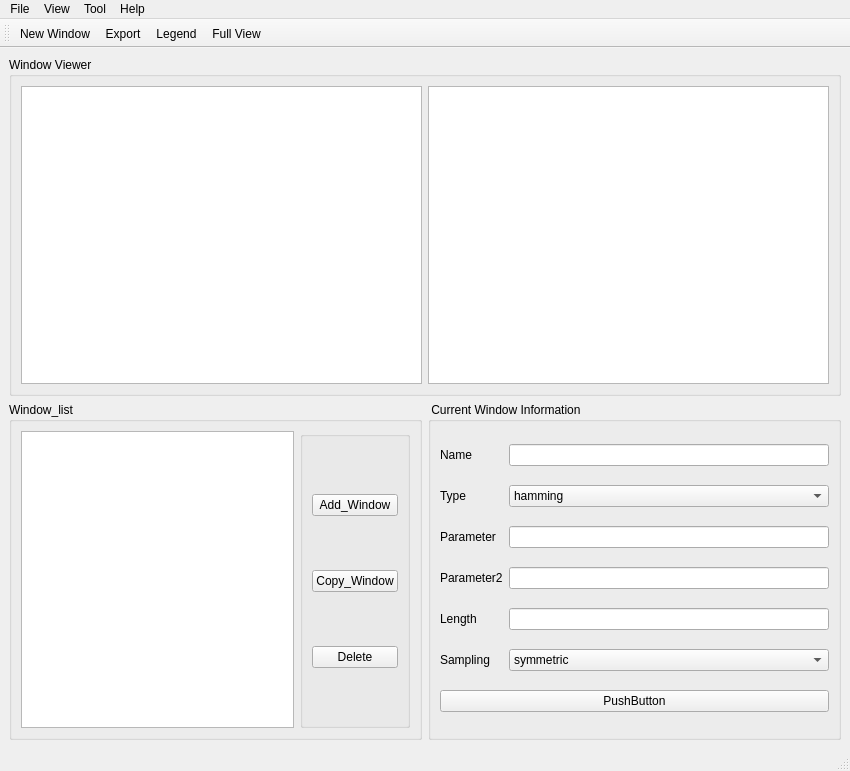
Above: Main_window.ui from GP-Lab/PyWindow before the change. Below: the same form after it.
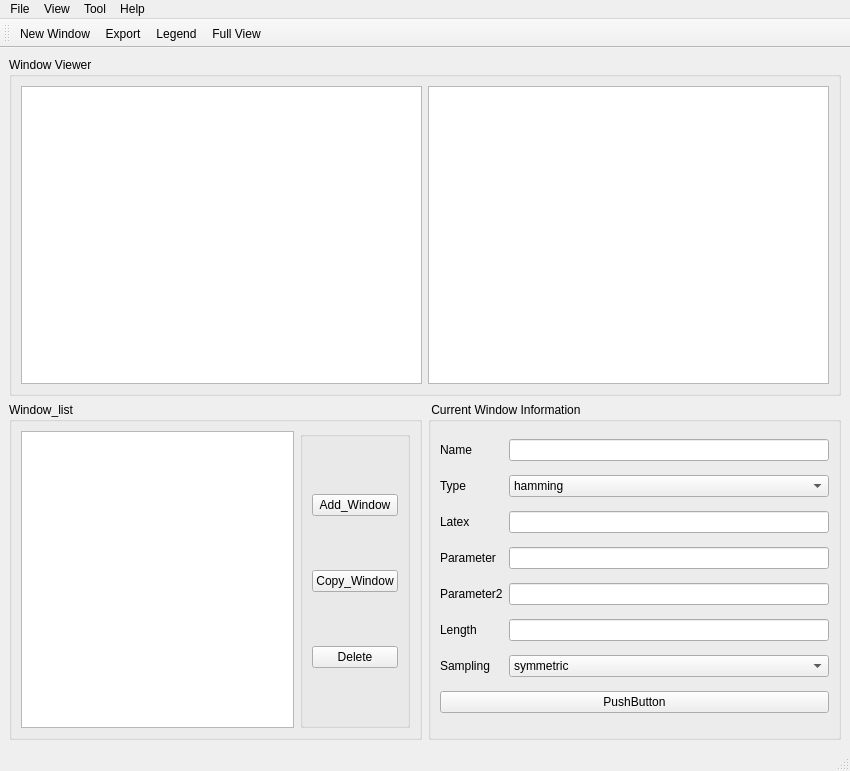
That is the form after the change. Icons and pictures are not drawn.

Patch:
```diff
--- a/Main_window.ui
+++ b/Main_window.ui
@@ -63,26 +63,43 @@
        <string> Current Window Information</string>
       </property>
       <layout class="QGridLayout" name="gridLayout">
-       <item row="2" column="2">
-        <widget class="QLineEdit" name="lineEdit_2"/>
-       </item>
-       <item row="4" column="1">
+       <item row="5" column="1">
         <widget class="QLabel" name="label_3">
          <property name="text">
           <string>Length</string>
          </property>
         </widget>
        </item>
-       <item row="4" column="2">
-        <widget class="QLineEdit" name="lineEdit_3"/>
-       </item>
-       <item row="2" column="1">
+       <item row="3" column="1">
         <widget class="QLabel" name="label_4">
          <property name="text">
           <string>Parameter</string>
          </property>
         </widget>
        </item>
+       <item row="0" column="2">
+        <widget class="QLineEdit" name="lineEdit"/>
+       </item>
+       <item row="7" column="2">
+        <widget class="QComboBox" name="comboBox_2">
+         <item>
+          <property name="text">
+           <string>symmetric</string>
+          </property>
+         </item>
+         <item>
+          <property name="text">
+           <string>periodic</string>
+          </property>
+         </item>
+        </widget>
+       </item>
+       <item row="3" column="2">
+        <widget class="QLineEdit" name="lineEdit_2"/>
+       </item>
+       <item row="5" column="2">
+        <widget class="QLineEdit" name="lineEdit_3"/>
+       </item>
        <item row="1" column="2">
         <widget class="QComboBox" name="comboBox">
          <item>
@@ -194,10 +211,21 @@
          </property>
         </widget>
        </item>
-       <item row="3" column="2">
-        <widget class="QLineEdit" name="lineEdit_4"/>
+       <item row="7" column="1">
+        <widget class="QLabel" name="label_6">
+         <property name="text">
+          <string>Sampling</string>
+         </property>
+        </widget>
        </item>
-       <item row="7" column="1" colspan="2">
+       <item row="4" column="1">
+        <widget class="QLabel" name="label_5">
+         <property name="text">
+          <string>Parameter2</string>
+         </property>
+        </widget>
+       </item>
+       <item row="8" column="1" colspan="2">
         <widget class="QPushButton" name="pushButton_3">
          <property name="text">
           <string>PushButton</string>
@@ -211,36 +239,18 @@
          </property>
         </widget>
        </item>
-       <item row="0" column="2">
-        <widget class="QLineEdit" name="lineEdit"/>
+       <item row="4" column="2">
+        <widget class="QLineEdit" name="lineEdit_4"/>
        </item>
-       <item row="3" column="1">
-        <widget class="QLabel" name="label_5">
+       <item row="2" column="1">
+        <widget class="QLabel" name="label_7">
          <property name="text">
-          <string>Parameter2</string>
+          <string>Latex</string>
          </property>
         </widget>
        </item>
-       <item row="6" column="1">
-        <widget class="QLabel" name="label_6">
-         <property name="text">
-          <string>Sampling</string>
-         </property>
-        </widget>
-       </item>
-       <item row="6" column="2">
-        <widget class="QComboBox" name="comboBox_2">
-         <item>
-          <property name="text">
-           <string>symmetric</string>
-          </property>
-         </item>
-         <item>
-          <property name="text">
-           <string>periodic</string>
-          </property>
-         </item>
-        </widget>
+       <item row="2" column="2">
+        <widget class="QLineEdit" name="lineEdit_5"/>
        </item>
       </layout>
      </widget>
```
Left out of the diff: 5 changed lines with no effect on the pictures.
